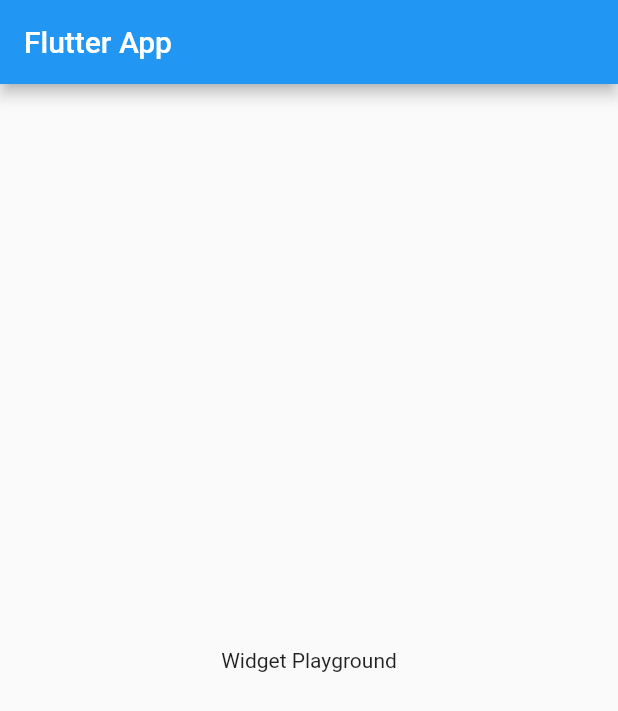
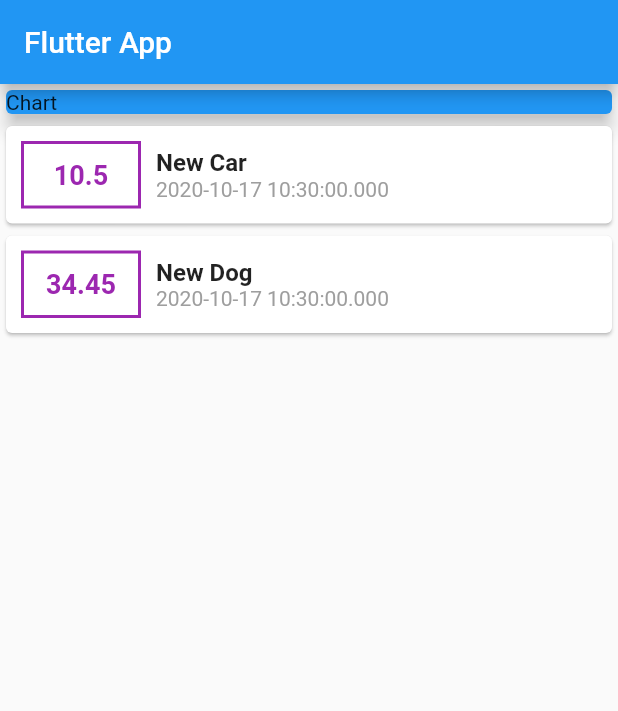
Before and after one commit to baxri/flutter_personal_expenses, a Flutter app: the screen it shows after launch, on a phone screen of 412 x 824 dp. Shown: the top 711 px of the screen. Run offline on Flutter 3.47's test engine with Material 2 defaults, Android fonts, the phone set to English and light mode, and no system bars.

Commit message:
Simple Components

```diff
--- a/lib/main.dart
+++ b/lib/main.dart
@@ -1,25 +1,74 @@
 import 'package:flutter/material.dart';
+import 'package:personal_expenses/transaction.dart';
 
 void main() {
   runApp(MyApp());
 }
 
 class MyApp extends StatelessWidget {
-  // This widget is the root of your application.
   @override
   Widget build(BuildContext context) {
-    return MaterialApp(title: 'Flutter App', home: MyHomePage());
+    return MaterialApp(home: MyHomePage());
   }
 }
 
 class MyHomePage extends StatelessWidget {
+  final List<Transaction> transactions = [
+    Transaction(
+        id: 't1', title: 'New Car', amount: 10.50, date: DateTime.now()),
+    Transaction(id: 't2', title: 'New Dog', amount: 34.45, date: DateTime.now())
+  ];
+
   @override
   Widget build(BuildContext context) {
     return Scaffold(
-      appBar: AppBar(title: Text('Flutter App')),
-      body: Center(
-        child: Text('Widget Playground'),
-      ),
-    );
+        appBar: AppBar(title: Text('Flutter App')),
+        body: Column(
+          children: [
+            Container(
+              width: double.infinity,
+              child: Card(
+                color: Colors.blue,
+                child: Text('Chart'),
+                elevation: 5,
+              ),
+            ),
+            Column(
+              children: [
+                ...transactions.map((transaction) {
+                  return Card(
+                      child: Row(
+                    children: [
+                      Container(
+                          width: 80,
+                          alignment: Alignment.center,
+                          margin: EdgeInsets.all(10),
+                          padding: EdgeInsets.all(10),
+                          decoration: BoxDecoration(
+                              border:
+                                  Border.all(color: Colors.purple, width: 2)),
+                          child: Text(transaction.amount.toString(),
+                              style: TextStyle(
+                                  color: Colors.purple,
+                                  fontWeight: FontWeight.bold,
+                                  fontSize: 18))),
+                      Column(
+                          crossAxisAlignment: CrossAxisAlignment.start,
+                          children: [
+                            Text(
+                              transaction.title,
+                              style: TextStyle(
+                                  fontWeight: FontWeight.bold, fontSize: 16),
+                            ),
+                            Text(transaction.date.toString(),
+                                style: TextStyle(color: Colors.grey))
+                          ])
+                    ],
+                  ));
+                })
+              ],
+            )
+          ],
+        ));
   }
 }
--- /dev/null
+++ b/lib/transaction.dart
@@ -0,0 +1,15 @@
+import 'package:flutter/material.dart';
+import 'package:flutter/foundation.dart';
+
+class Transaction {
+  String id;
+  String title;
+  double amount;
+  DateTime date;
+
+  Transaction(
+      {@required this.id,
+      @required this.title,
+      @required this.amount,
+      @required this.date});
+}
```
